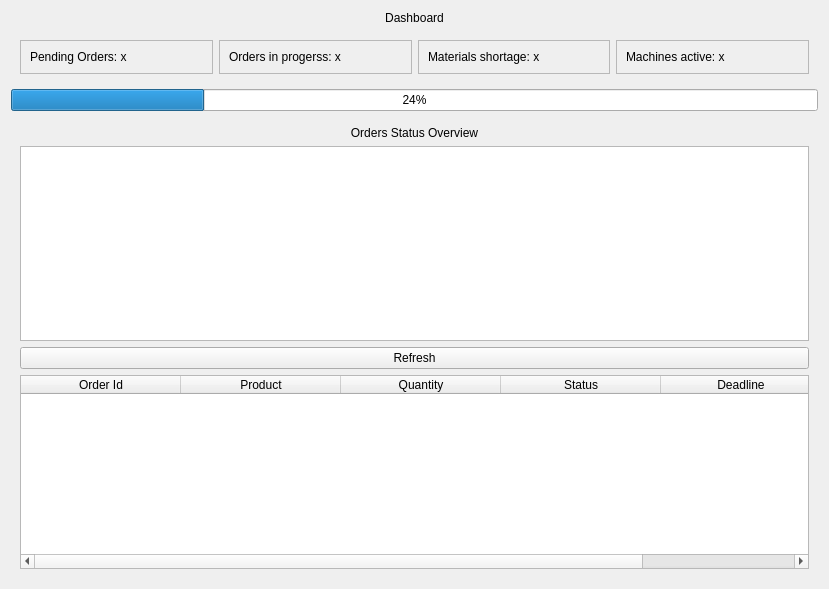
Old version of the form ui/DashboardView.ui in the repository MagdaOleksandrTeam/ProductionPlanner.
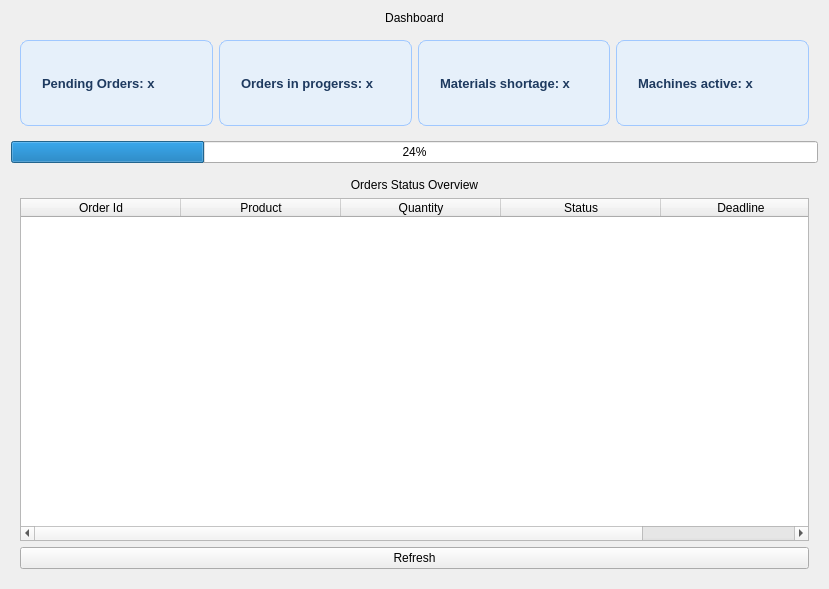
New version of the form. Icons and pictures are not drawn.

Commit message: fix(ui): improve KPI styling and dashboard label

```diff
--- a/ui/DashboardView.ui
+++ b/ui/DashboardView.ui
@@ -29,6 +29,26 @@
    </item>
    <item>
     <widget class="QWidget" name="widget_kpi" native="true">
+     <property name="styleSheet">
+      <string notr="true">QFrame#frame_orders_pending,
+QFrame#frame_orders_in_progress,
+QFrame#frame_shortage,
+QFrame#frame_machines_active {
+    background-color: #E6F0FA;
+    border: 1px solid #A0C8FF;
+    border-radius: 8px;
+    padding: 12px;
+    min-width: 120px;
+    min-height: 60px;
+}
+
+QLabel {
+    font-weight: bold;
+    font-size: 13px;
+    color: #1E3A5F;
+	qproperty-alignment: 'AlignCenter';
+}</string>
+     </property>
      <layout class="QHBoxLayout" name="horizontalLayout">
       <item>
        <widget class="QFrame" name="frame_orders_pending">
@@ -111,6 +131,12 @@
    </item>
    <item>
     <widget class="QProgressBar" name="progressBar">
+     <property name="autoFillBackground">
+      <bool>false</bool>
+     </property>
+     <property name="styleSheet">
+      <string notr="true"/>
+     </property>
      <property name="value">
       <number>24</number>
      </property>
@@ -129,20 +155,6 @@
         </property>
        </widget>
       </item>
-      <item>
-       <widget class="QGraphicsView" name="graphicsDashboard"/>
-      </item>
-      <item>
-       <widget class="QPushButton" name="pushButton">
-        <property name="text">
-         <string>Refresh</string>
-        </property>
-        <property name="icon">
-         <iconset>
-          <normaloff>../assets/icons/reload.svg</normaloff>../assets/icons/reload.svg</iconset>
-        </property>
-       </widget>
-      </item>
       <item>
        <widget class="QTableWidget" name="tableDashboard">
         <attribute name="horizontalHeaderMinimumSectionSize">
@@ -181,6 +193,17 @@
         </column>
        </widget>
       </item>
+      <item>
+       <widget class="QPushButton" name="pushButton">
+        <property name="text">
+         <string>Refresh</string>
+        </property>
+        <property name="icon">
+         <iconset>
+          <normaloff>../assets/icons/reload.svg</normaloff>../assets/icons/reload.svg</iconset>
+        </property>
+       </widget>
+      </item>
      </layout>
     </widget>
    </item>
```
Left out of the diff: 2 changed lines with no effect on the pictures. The commit also changes 2 other files.
